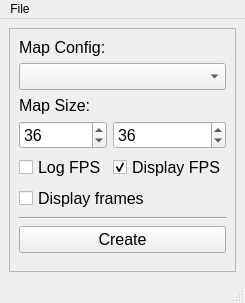
Before: the Qt Designer form ui/simulation_controller_mainwindow.ui in kpdudek/EvolutionSimulator, drawn with Qt 5.
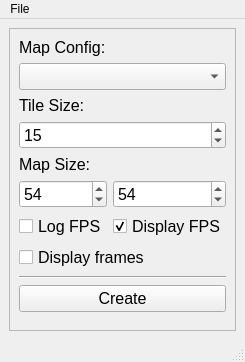
After: the same form once the commit is applied.

Commit message: Tile size now configurable. Fractal map improvements.

Diff of the .ui file:
```diff
--- a/ui/simulation_controller_mainwindow.ui
+++ b/ui/simulation_controller_mainwindow.ui
@@ -7,7 +7,7 @@
     <x>0</x>
     <y>0</y>
     <width>235</width>
-    <height>303</height>
+    <height>362</height>
    </rect>
   </property>
   <property name="windowTitle">
@@ -24,26 +24,7 @@
        <enum>QFrame::Raised</enum>
       </property>
       <layout class="QGridLayout" name="gridLayout_2">
-       <item row="6" column="0" colspan="2">
-        <widget class="QCheckBox" name="display_frames_checkbox">
-         <property name="font">
-          <font>
-           <pointsize>12</pointsize>
-          </font>
-         </property>
-         <property name="text">
-          <string>Display frames</string>
-         </property>
-        </widget>
-       </item>
-       <item row="7" column="0" colspan="2">
-        <widget class="Line" name="line">
-         <property name="orientation">
-          <enum>Qt::Horizontal</enum>
-         </property>
-        </widget>
-       </item>
-       <item row="9" column="0" colspan="2">
+       <item row="10" column="0" colspan="2">
         <spacer name="verticalSpacer">
          <property name="orientation">
           <enum>Qt::Vertical</enum>
@@ -56,27 +37,6 @@
          </property>
         </spacer>
        </item>
-       <item row="3" column="0" colspan="2">
-        <widget class="QLabel" name="label_2">
-         <property name="font">
-          <font>
-           <pointsize>12</pointsize>
-          </font>
-         </property>
-         <property name="text">
-          <string>Map Size:</string>
-         </property>
-        </widget>
-       </item>
-       <item row="1" column="0" colspan="2">
-        <widget class="QComboBox" name="map_config_combobox">
-         <property name="font">
-          <font>
-           <pointsize>12</pointsize>
-          </font>
-         </property>
-        </widget>
-       </item>
        <item row="0" column="0" colspan="2">
         <widget class="QLabel" name="label">
          <property name="font">
@@ -89,7 +49,7 @@
          </property>
         </widget>
        </item>
-       <item row="8" column="0" colspan="2">
+       <item row="9" column="0" colspan="2">
         <widget class="QPushButton" name="create_button">
          <property name="font">
           <font>
@@ -101,7 +61,47 @@
          </property>
         </widget>
        </item>
-       <item row="4" column="0">
+       <item row="4" column="0" colspan="2">
+        <widget class="QLabel" name="label_2">
+         <property name="font">
+          <font>
+           <pointsize>12</pointsize>
+          </font>
+         </property>
+         <property name="text">
+          <string>Map Size:</string>
+         </property>
+        </widget>
+       </item>
+       <item row="7" column="0" colspan="2">
+        <widget class="QCheckBox" name="display_frames_checkbox">
+         <property name="font">
+          <font>
+           <pointsize>12</pointsize>
+          </font>
+         </property>
+         <property name="text">
+          <string>Display frames</string>
+         </property>
+        </widget>
+       </item>
+       <item row="8" column="0" colspan="2">
+        <widget class="Line" name="line">
+         <property name="orientation">
+          <enum>Qt::Horizontal</enum>
+         </property>
+        </widget>
+       </item>
+       <item row="1" column="0" colspan="2">
+        <widget class="QComboBox" name="map_config_combobox">
+         <property name="font">
+          <font>
+           <pointsize>12</pointsize>
+          </font>
+         </property>
+        </widget>
+       </item>
+       <item row="5" column="0">
         <widget class="QSpinBox" name="x_map_size_spinbox">
          <property name="font">
           <font>
@@ -109,14 +109,17 @@
           </font>
          </property>
          <property name="maximum">
-          <number>150</number>
+          <number>500</number>
+         </property>
+         <property name="singleStep">
+          <number>2</number>
          </property>
          <property name="value">
-          <number>36</number>
+          <number>54</number>
          </property>
         </widget>
        </item>
-       <item row="4" column="1">
+       <item row="5" column="1">
         <widget class="QSpinBox" name="y_map_size_spinbox">
          <property name="font">
           <font>
@@ -124,14 +127,17 @@
           </font>
          </property>
          <property name="maximum">
-          <number>80</number>
+          <number>500</number>
+         </property>
+         <property name="singleStep">
+          <number>2</number>
          </property>
          <property name="value">
-          <number>36</number>
+          <number>54</number>
          </property>
         </widget>
        </item>
-       <item row="5" column="0">
+       <item row="6" column="0">
         <widget class="QCheckBox" name="log_fps_checkbox">
          <property name="font">
           <font>
@@ -143,7 +149,7 @@
          </property>
         </widget>
        </item>
-       <item row="5" column="1">
+       <item row="6" column="1">
         <widget class="QCheckBox" name="display_fps_checkbox">
          <property name="font">
           <font>
@@ -158,6 +164,33 @@
          </property>
         </widget>
        </item>
+       <item row="2" column="0" colspan="2">
+        <widget class="QLabel" name="label_3">
+         <property name="font">
+          <font>
+           <pointsize>12</pointsize>
+          </font>
+         </property>
+         <property name="text">
+          <string>Tile Size:</string>
+         </property>
+        </widget>
+       </item>
+       <item row="3" column="0" colspan="2">
+        <widget class="QSpinBox" name="tile_size_spinbox">
+         <property name="font">
+          <font>
+           <pointsize>12</pointsize>
+          </font>
+         </property>
+         <property name="maximum">
+          <number>500</number>
+         </property>
+         <property name="value">
+          <number>15</number>
+         </property>
+        </widget>
+       </item>
       </layout>
      </widget>
     </item>
```
The commit also changes 4 other files.
